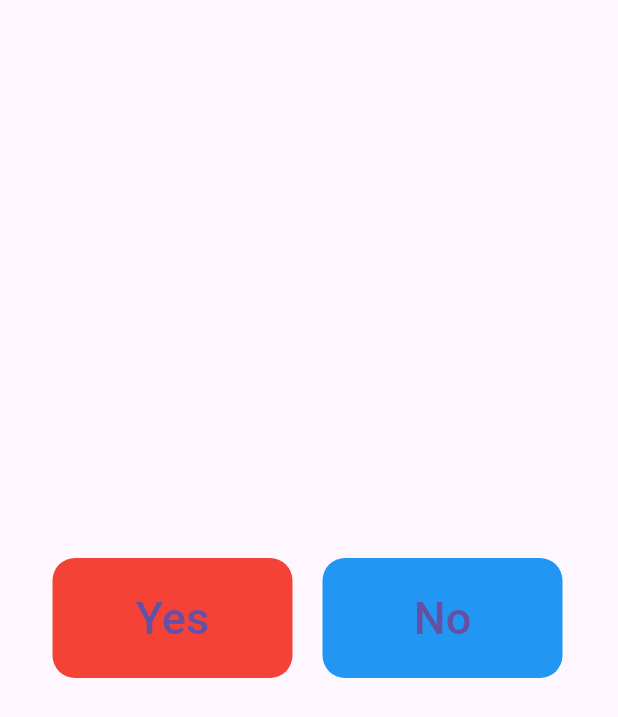
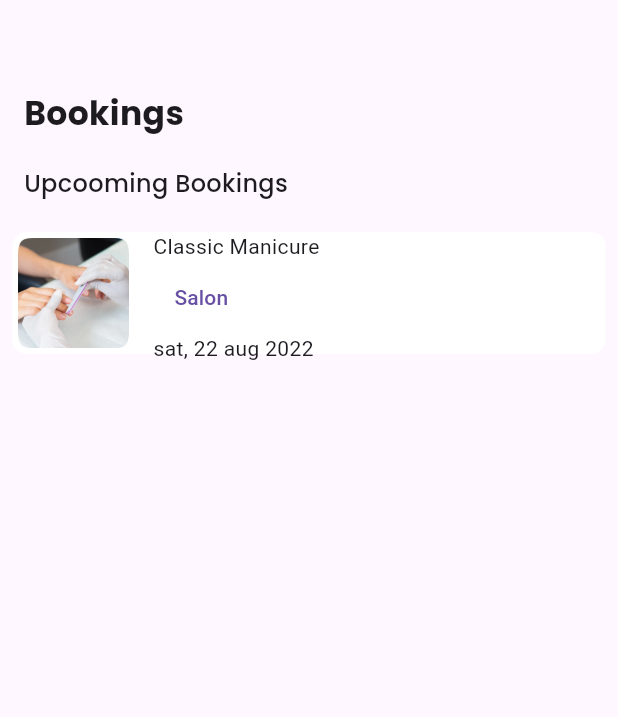
Before and after one commit to Shayanzahid227/LuciusBeautySalon-, a Flutter app: the screen it shows after launch, on a phone screen of 412 x 824 dp. Shown: the top 717 px of the screen. Run offline on Flutter 3.47's test engine with Material 3 defaults, Android fonts, the phone set to English and light mode, and no system bars; our stand-ins replace flutter_screenutil, google_fonts.

Commit message:
bookings...

```diff
--- a/lib/ui/screens/code_with_asiftaj/button_color_changing.dart
+++ b/lib/code_with_asiftaj/button_color_changing.dart
@@ -9,7 +9,7 @@ class statfulButton extends StatefulWidget {
 }
 
 class _statfulButtonState extends State<statfulButton> {
-  bool isSelected = true;
+  bool isSelected = false;
   @override
   void initState() {
     // TODO: implement initState
--- a/lib/ui/screens/code_with_asiftaj/customWidgets.dart/listtile.dart
+++ b/lib/code_with_asiftaj/customWidgets.dart/listtile.dart
@@ -1,5 +1,5 @@
 import 'package:figma_creation_task/core/constant/colors.dart';
-import 'package:figma_creation_task/ui/screens/code_with_asiftaj/customWidgets.dart/listtileModel.dart';
+import 'package:figma_creation_task/code_with_asiftaj/customWidgets.dart/listtileModel.dart';
 import 'package:flutter/material.dart';
 
 // Custom widget for ListTile with CircleAvatar
--- a/lib/ui/screens/code_with_asiftaj/stackConcept/stackConcepMVVM.dart
+++ b/lib/code_with_asiftaj/stackConcept/stackConcepMVVM.dart
@@ -1,6 +1,6 @@
 import 'package:figma_creation_task/core/constant/string.dart';
 import 'package:figma_creation_task/core/other/Base_view_model.dart';
-import 'package:figma_creation_task/ui/screens/code_with_asiftaj/customWidgets.dart/listtileModel.dart';
+import 'package:figma_creation_task/code_with_asiftaj/customWidgets.dart/listtileModel.dart';
 //import 'package:figma_creation_task/ui/screens/code_with_asiftaj/customWidgets.dart/listtileModel.dart';
 
 class StackconceptVeiwModel extends BaseViewModel {
--- a/lib/main.dart
+++ b/lib/main.dart
@@ -1,13 +1,14 @@
 import 'package:figma_creation_task/core/models/all_services.dart';
 import 'package:figma_creation_task/core/models/home_upcooming.dart';
 import 'package:figma_creation_task/ui/screens/Lucious/NewUpComingBooking.dart';
+import 'package:figma_creation_task/ui/screens/Lucious/bookings/booking.dart';
 import 'package:figma_creation_task/ui/screens/Lucious/details/AgainDetails.dart';
 import 'package:figma_creation_task/ui/screens/Lucious/details/details.dart';
 import 'package:figma_creation_task/ui/screens/Lucious/home%20screen/1home_screen.dart';
 import 'package:figma_creation_task/ui/screens/Lucious/home%20screen/Home_MVVM.dart';
 import 'package:figma_creation_task/ui/screens/Lucious/specificScreen.dart/SpecificServices.dart';
-import 'package:figma_creation_task/ui/screens/code_with_asiftaj/button_color_changing.dart';
-import 'package:figma_creation_task/ui/screens/code_with_asiftaj/stackConcept/StackConcept.dart';
+import 'package:figma_creation_task/code_with_asiftaj/button_color_changing.dart';
+import 'package:figma_creation_task/code_with_asiftaj/stackConcept/StackConcept.dart';
 
 import 'package:figma_creation_task/ui/screens/Lucious/specificScreen.dart/SpecificMVVM.dart';
 
@@ -36,8 +37,8 @@ class MyApp extends StatelessWidget {
         designSize: const Size(394, 852),
         minTextAdapt: true,
         splitScreenMode: true,
-        child: MaterialApp(
-            debugShowCheckedModeBanner: false, home: statfulButton()),
+        child:
+            MaterialApp(debugShowCheckedModeBanner: false, home: bookings_0()),
       ),
     );
   }
--- /dev/null
+++ b/lib/ui/screens/Lucious/bookings/booking.dart
@@ -0,0 +1,85 @@
+import 'package:figma_creation_task/core/constant/string.dart';
+import 'package:flutter/material.dart';
+import 'package:google_fonts/google_fonts.dart';
+
+class bookings_0 extends StatefulWidget {
+  const bookings_0({super.key});
+
+  @override
+  State<bookings_0> createState() => _bookings_0State();
+}
+
+class _bookings_0State extends State<bookings_0> {
+  @override
+  Widget build(BuildContext context) {
+    double screenwidth = MediaQuery.of(context).size.width;
+    double screenheight = MediaQuery.of(context).size.height;
+    return Scaffold(
+      body: SingleChildScrollView(
+        child: Column(
+          // crossAxisAlignment: CrossAxisAlignment.start,
+          children: [
+            Row(
+              children: [
+                Padding(
+                  padding: const EdgeInsets.only(left: 16.0, top: 60),
+                  child: Text(
+                    "Bookings",
+                    style: GoogleFonts.poppins(
+                        fontSize: 22, fontWeight: FontWeight.w700),
+                  ),
+                ),
+              ],
+            ),
+            Padding(
+              padding: const EdgeInsets.only(left: 16.0, top: 20),
+              child: Row(
+                children: [
+                  Text(
+                    "Upcooming Bookings",
+                    style: GoogleFonts.poppins(
+                        fontSize: 16, fontWeight: FontWeight.w500),
+                  ),
+                ],
+              ),
+            ),
+            SizedBox(height: screenheight * 0.025),
+            Container(
+              height: screenheight * 0.099,
+              width: screenwidth * 0.96,
+              decoration: BoxDecoration(
+                color: Color(0xfffffffff),
+                borderRadius: BorderRadius.circular(10),
+              ),
+              child: Row(
+                children: [
+                  Padding(
+                    padding: const EdgeInsets.all(4.0),
+                    child: Image.asset(
+                      // height: screenheight * 0.8,
+                      // width: screenwidth * 0.2,
+                      "$staticAssets/details.png",
+                    ),
+                  ),
+                  SizedBox(width: screenwidth * 0.03),
+                  Column(
+                    crossAxisAlignment: CrossAxisAlignment.start,
+                    children: [
+                      Row(
+                        children: [
+                          Text('Classic Manicure'),
+                        ],
+                      ),
+                      TextButton(onPressed: () {}, child: Text("Salon")),
+                      Text("sat, 22 aug 2022"),
+                    ],
+                  )
+                ],
+              ),
+            ),
+          ],
+        ),
+      ),
+    );
+  }
+}
```
Also changed, not shown: lib/code_with_asiftaj/customWidgets.dart/listtileModel.dart (renamed from lib/ui/screens/code_with_asiftaj/customWidgets.dart/listtileModel.dart), lib/code_with_asiftaj/stackConcept/StackConcept.dart (renamed from lib/ui/screens/code_with_asiftaj/stackConcept/StackConcept.dart).
